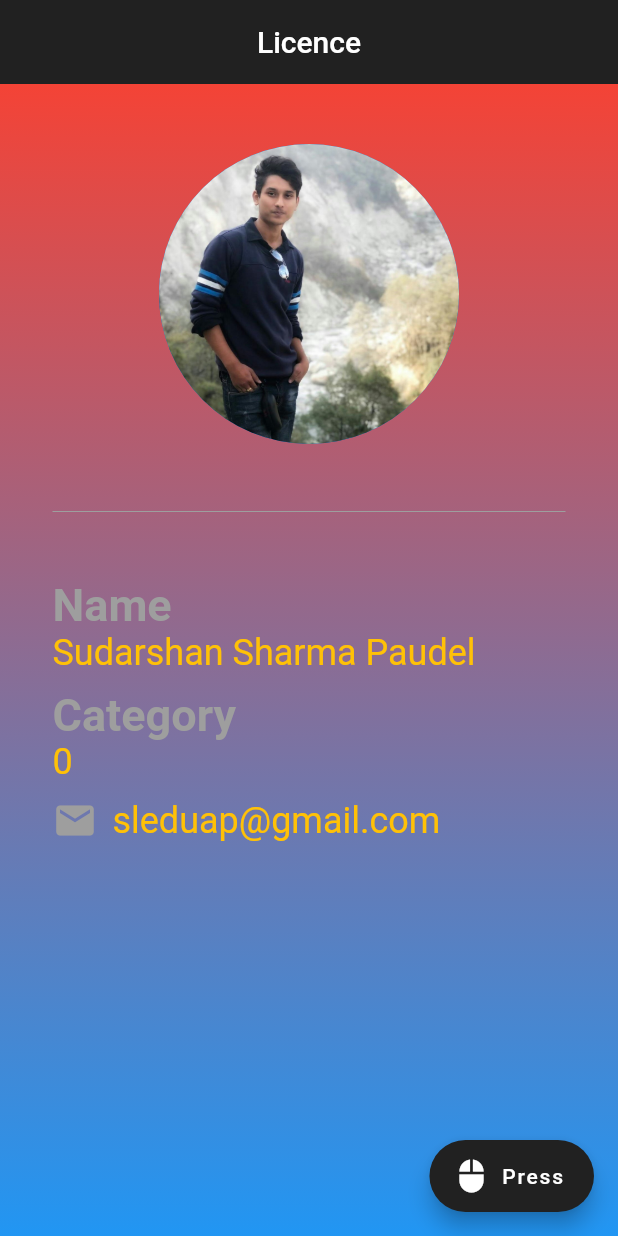
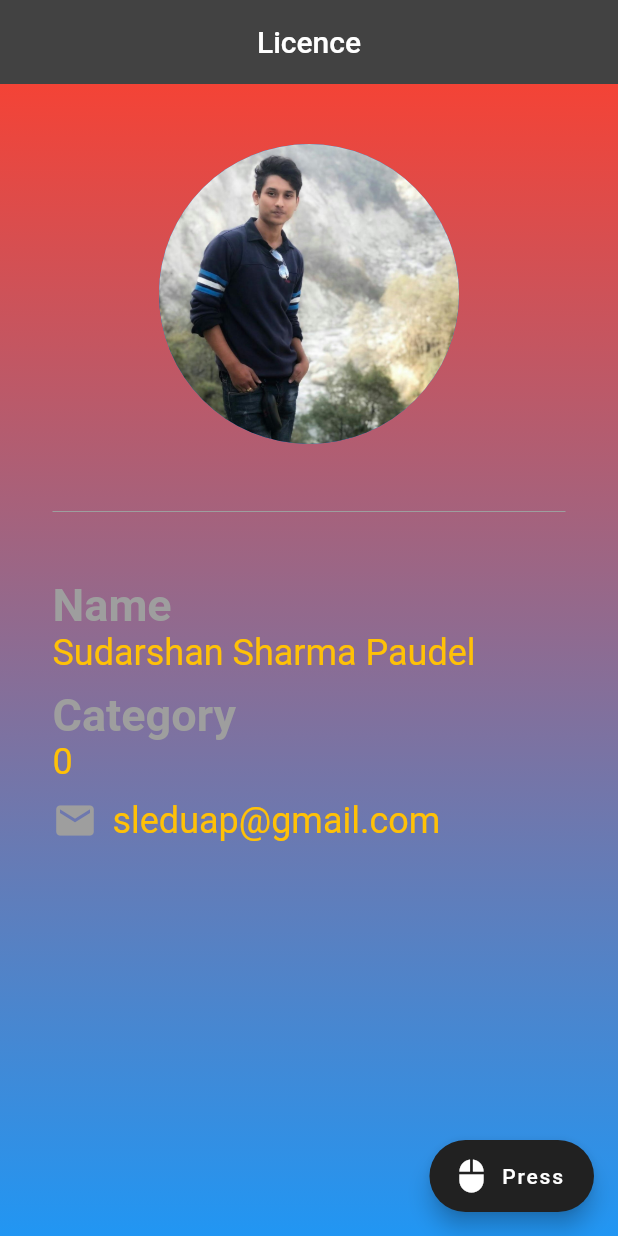
Before and after one commit to sleduap/licence, a Flutter app: the screen it shows after launch, on a phone screen of 412 x 824 dp. Run offline on Flutter 3.47's test engine with Material 2 defaults, Android fonts, the phone set to English and light mode, and no system bars.

Commit message:
Update main.dart

```diff
--- a/lib/main.dart
+++ b/lib/main.dart
@@ -23,7 +23,7 @@ class _LicenceState extends State<Licence> {
         appBar: AppBar(
           title: const Text("Licence"),
           centerTitle: true,
-          backgroundColor: Colors.grey[900],
+          backgroundColor: Colors.grey[800],
           elevation: 0,
         ),
         floatingActionButton: FloatingActionButton.extended(
```
